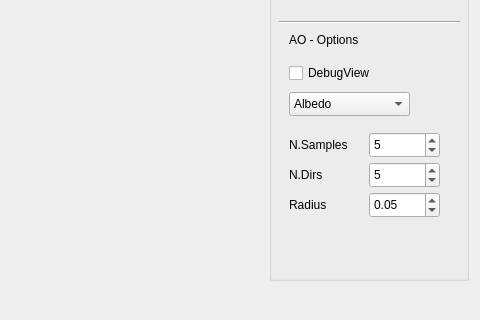
The window that ViewerPBS25-students/main_window.ui (Buguidean/PBR-Viewer) describes before a commit, drawn with Qt 5; both pictures show x 347 to 827 and y 488 to 808 of the 827 by 916 pixel window.
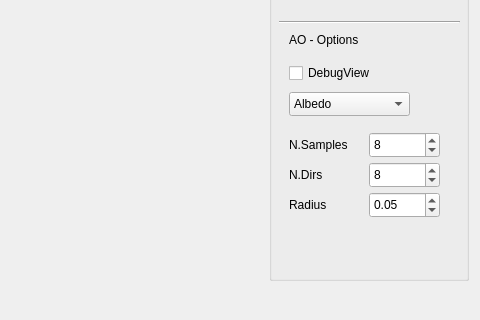
The same window after the commit. Custom widgets are drawn as their Qt base class.

Diff of the .ui file:
```diff
--- a/ViewerPBS25-students/main_window.ui
+++ b/ViewerPBS25-students/main_window.ui
@@ -462,8 +462,14 @@
            <verstretch>0</verstretch>
           </sizepolicy>
          </property>
+         <property name="minimum">
+          <number>1</number>
+         </property>
+         <property name="maximum">
+          <number>24</number>
+         </property>
          <property name="value">
-          <number>5</number>
+          <number>8</number>
          </property>
         </widget>
         <widget class="QDoubleSpinBox" name="RadiusSpinBox">
@@ -532,8 +538,14 @@
            <verstretch>0</verstretch>
           </sizepolicy>
          </property>
+         <property name="minimum">
+          <number>1</number>
+         </property>
+         <property name="maximum">
+          <number>16</number>
+         </property>
          <property name="value">
-          <number>5</number>
+          <number>8</number>
          </property>
         </widget>
         <widget class="QLabel" name="label_9">
```
Left out of the diff: 9 changed lines with no effect on the pictures.
